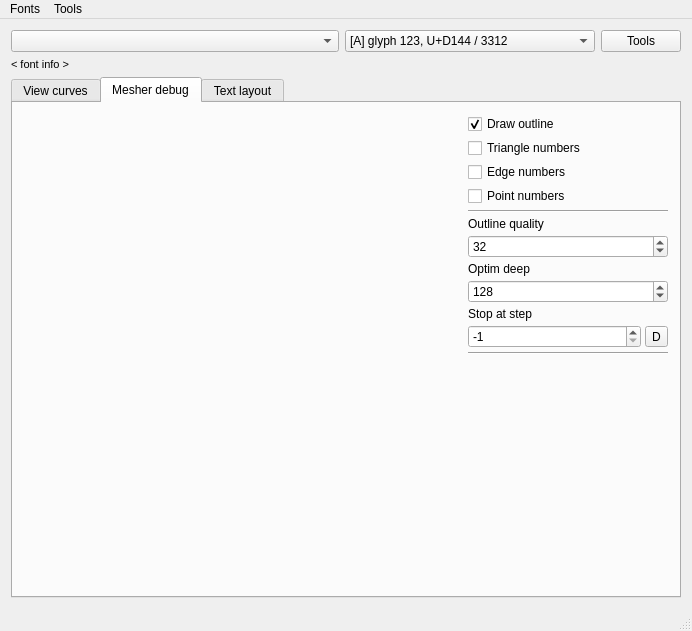
This is debug-app-qt/mainwindow.ui in fetisov/ttf2mesh as Qt 5 draws it before an edit. The edited form follows.
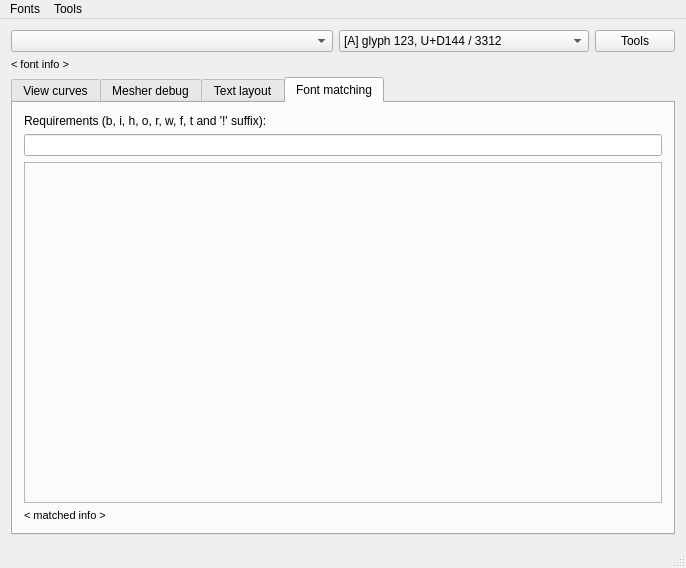
This is the edited form. Custom widgets are drawn as their Qt base class.

Commit message: Release 1.1 (May 18, 2020)     New Features and Improvements:         - ubranges variable that lists the unicode BMP ranges was added         - ttf_t::ubranges bit map lists the presented utf16 ranges in font         - ttf_list_match function was added for fonts matching         - reading of OS/2 table     Non-Backwards Compatible Changes:         - ttf_t::info struct was removed, see ttf_t::names and ttf_t::head instead     Bug fixes:         - The ttf_t::info::macStyle structure was not filled before

```diff
--- a/debug-app-qt/mainwindow.ui
+++ b/debug-app-qt/mainwindow.ui
@@ -6,8 +6,8 @@
    <rect>
     <x>0</x>
     <y>0</y>
-    <width>692</width>
-    <height>631</height>
+    <width>686</width>
+    <height>568</height>
    </rect>
   </property>
   <property name="windowTitle">
@@ -84,7 +84,7 @@
     <item row="2" column="0" colspan="2">
      <widget class="QTabWidget" name="tabWidget">
       <property name="currentIndex">
-       <number>1</number>
+       <number>3</number>
       </property>
       <widget class="QWidget" name="curvesTab">
        <attribute name="title">
@@ -487,6 +487,58 @@
         </item>
        </layout>
       </widget>
+      <widget class="QWidget" name="tab_2">
+       <attribute name="title">
+        <string>Font matching</string>
+       </attribute>
+       <layout class="QGridLayout" name="gridLayout_8">
+        <item row="3" column="0">
+         <widget class="QLabel" name="matched">
+          <property name="font">
+           <font>
+            <pointsize>8</pointsize>
+           </font>
+          </property>
+          <property name="text">
+           <string>&lt;html&gt;&lt;head/&gt;&lt;body&gt;&lt;p&gt;&amp;lt; matched info &amp;gt;&lt;/p&gt;&lt;/body&gt;&lt;/html&gt;</string>
+          </property>
+          <property name="textInteractionFlags">
+           <set>Qt::LinksAccessibleByMouse|Qt::TextSelectableByKeyboard|Qt::TextSelectableByMouse</set>
+          </property>
+         </widget>
+        </item>
+        <item row="2" column="0">
+         <widget class="QFrame" name="arguments">
+          <property name="sizePolicy">
+           <sizepolicy hsizetype="Expanding" vsizetype="Expanding">
+            <horstretch>0</horstretch>
+            <verstretch>0</verstretch>
+           </sizepolicy>
+          </property>
+          <property name="frameShape">
+           <enum>QFrame::StyledPanel</enum>
+          </property>
+          <property name="frameShadow">
+           <enum>QFrame::Raised</enum>
+          </property>
+         </widget>
+        </item>
+        <item row="0" column="0">
+         <widget class="QLabel" name="label">
+          <property name="text">
+           <string>Requirements (b, i, h, o, r, w, f, t and '!' suffix):</string>
+          </property>
+         </widget>
+        </item>
+        <item row="1" column="0">
+         <widget class="QLineEdit" name="requirements">
+          <property name="text">
+           <string/>
+          </property>
+         </widget>
+        </item>
+       </layout>
+      </widget>
      </widget>
     </item>
    </layout>
@@ -496,7 +548,7 @@
     <rect>
      <x>0</x>
      <y>0</y>
-     <width>692</width>
+     <width>686</width>
      <height>22</height>
     </rect>
    </property>
```
Left out of the diff: 16 changed lines with no effect on the pictures. The commit also changes 7 other files.
